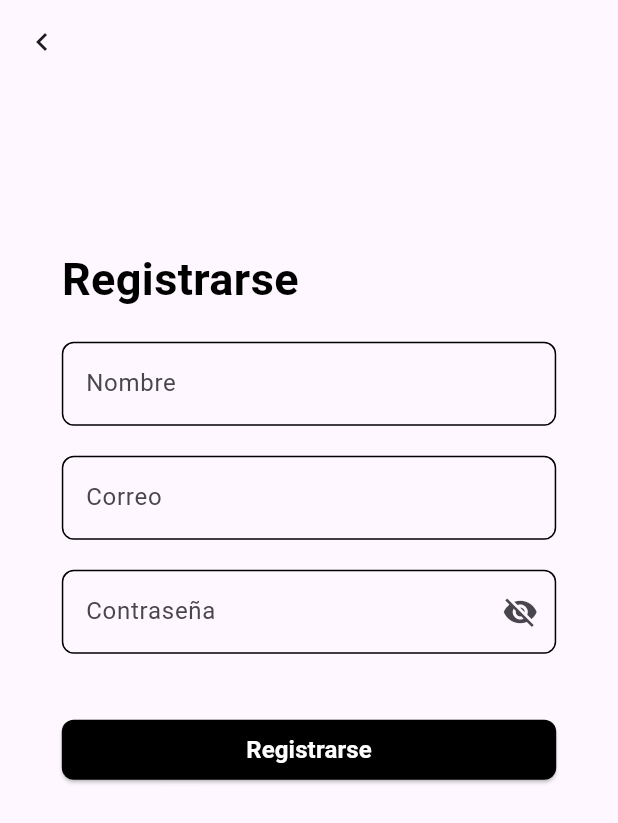
After one commit to JuanPCFdev/GymApp, a Flutter app: the RegisterUseScreen screen opened directly, on a phone screen of 412 x 824 dp. The commit adds this screen. Shown: the top 823 px of the screen. Run offline on Flutter 3.47's test engine with Material 3 defaults, Android fonts, the phone set to English and light mode, and no system bars.

Commit message:
register user screen and password widget

```diff
--- /dev/null
+++ b/gym_app/lib/ui/screens/user_screens/register_user_screen.dart
@@ -0,0 +1,40 @@
+import 'package:flutter/material.dart';
+import 'package:gym_app/ui/widgets/buttons/custom_buttons.dart';
+import 'package:gym_app/ui/widgets/text_fields/custom_password_textfield.dart';
+import 'package:gym_app/ui/widgets/text_fields/custom_textfield.dart';
+import 'package:gym_app/ui/widgets/texts/custom_title.dart';
+
+class RegisterUseScreen extends StatelessWidget {
+  const RegisterUseScreen({super.key});
+
+  @override
+  Widget build(BuildContext context) {
+    return Scaffold(
+        appBar: AppBar(
+          leading: IconButton(
+            onPressed: () {
+              Navigator.pop(context);
+            },
+            icon: Icon(Icons.chevron_left),
+          ),
+        ),
+        body: SingleChildScrollView(
+          child: SizedBox(
+            width: double.infinity,
+            height: MediaQuery.of(context).size.height * 0.7,
+            child: Column(
+              mainAxisAlignment: MainAxisAlignment.center,
+              crossAxisAlignment: CrossAxisAlignment.center,
+              children: [
+                CustomTitle(text: "Registrarse"),
+                CustomTextfield(placeholder: "Nombre"),
+                CustomTextfield(placeholder: "Correo"),
+                CustomPasswordTextField(placeholder: "Contraseña"),
+                SizedBox(height: 20),
+                BlackButton(text: "Registrarse", onPressed: () {})
+              ],
+            ),
+          ),
+        ));
+  }
+}
--- /dev/null
+++ b/gym_app/lib/ui/widgets/text_fields/custom_password_textfield.dart
@@ -0,0 +1,58 @@
+import 'package:flutter/material.dart';
+
+class CustomPasswordTextField extends StatefulWidget {
+  final String placeholder;
+  final TextEditingController? controller;
+
+  const CustomPasswordTextField({
+    super.key,
+    required this.placeholder,
+    this.controller,
+  });
+
+  @override
+  _CustomPasswordTextFieldState createState() =>
+      _CustomPasswordTextFieldState();
+}
+
+class _CustomPasswordTextFieldState extends State<CustomPasswordTextField> {
+  bool _obscureText = true;
+
+  @override
+  Widget build(BuildContext context) {
+    return Padding(
+      padding: const EdgeInsets.all(10.0),
+      child: SizedBox(
+        width: MediaQuery.of(context).size.width * 0.8,
+        child: TextField(
+          controller: widget.controller,
+          obscureText: _obscureText,
+          decoration: InputDecoration(
+            hintText: widget.placeholder,
+            border: OutlineInputBorder(
+              borderSide: const BorderSide(color: Colors.black),
+              borderRadius: BorderRadius.circular(8.0),
+            ),
+            enabledBorder: OutlineInputBorder(
+              borderSide: const BorderSide(color: Colors.black),
+              borderRadius: BorderRadius.circular(8.0),
+            ),
+            focusedBorder: OutlineInputBorder(
+              borderSide: const BorderSide(color: Colors.black),
+              borderRadius: BorderRadius.circular(8.0),
+            ),
+            suffixIcon: IconButton(
+              onPressed: () {
+                setState(() {
+                  _obscureText = !_obscureText;
+                });
+              },
+              icon:
+                  Icon(_obscureText ? Icons.visibility_off : Icons.visibility),
+            ),
+          ),
+        ),
+      ),
+    );
+  }
+}
--- a/gym_app/lib/ui/widgets/texts/custom_text_link.dart
+++ b/gym_app/lib/ui/widgets/texts/custom_text_link.dart
@@ -3,11 +3,13 @@ import 'package:flutter/material.dart';
 class CustomTextLink extends StatelessWidget {
   final String text;
   final VoidCallback onTap;
+  final TextAlign alignment;
 
   const CustomTextLink({
     super.key,
     required this.text,
     required this.onTap,
+    this.alignment = TextAlign.center,
   });
 
   @override
@@ -21,7 +23,7 @@ class CustomTextLink extends StatelessWidget {
           child: Text(
             text,
             maxLines: 2,
-            textAlign: TextAlign.left,
+            textAlign: alignment,
             style: TextStyle(
               color: Colors.black,
               fontSize: 15,
```
